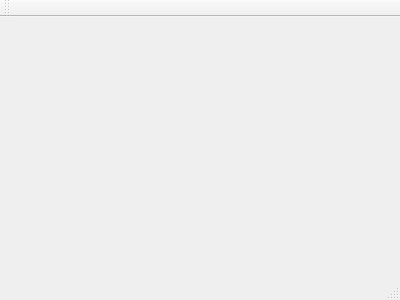
Old version of the form MainWindow.ui in the repository splatterlinge/MapEditor.
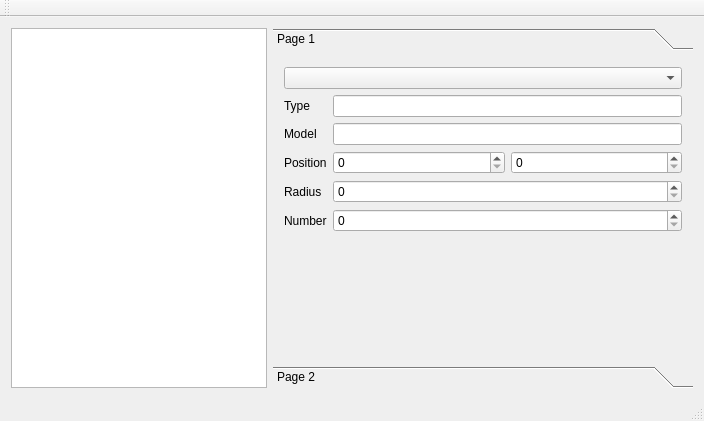
New version of the form.

Commit message: Implement basic layout.

Patch:
```diff
--- a/MainWindow.ui
+++ b/MainWindow.ui
@@ -1,24 +1,156 @@
 <ui version="4.0">
  <class>MainWindow</class>
- <widget class="QMainWindow" name="MainWindow" >
-  <property name="geometry" >
+ <widget class="QMainWindow" name="MainWindow">
+  <property name="geometry">
    <rect>
     <x>0</x>
     <y>0</y>
-    <width>400</width>
-    <height>300</height>
+    <width>704</width>
+    <height>421</height>
    </rect>
   </property>
   <property name="windowTitle" >
    <string>MainWindow</string>
   </property>
-  <widget class="QMenuBar" name="menuBar" />
-  <widget class="QToolBar" name="mainToolBar" />
-  <widget class="QWidget" name="centralWidget" />
-  <widget class="QStatusBar" name="statusBar" />
+  <widget class="QWidget" name="centralWidget">
+   <layout class="QGridLayout" name="gridLayout">
+    <item row="0" column="1">
+     <widget class="QToolBox" name="toolBox">
+      <property name="currentIndex">
+       <number>0</number>
+      </property>
+      <widget class="QWidget" name="vegetationPage">
+       <property name="geometry">
+        <rect>
+         <x>0</x>
+         <y>0</y>
+         <width>427</width>
+         <height>293</height>
+        </rect>
+       </property>
+       <attribute name="label">
+        <string>Page 1</string>
+       </attribute>
+       <layout class="QFormLayout" name="formLayout_2">
+        <property name="fieldGrowthPolicy">
+         <enum>QFormLayout::AllNonFixedFieldsGrow</enum>
+        </property>
+        <item row="0" column="0" colspan="2">
+         <widget class="QComboBox" name="vegetationBox"/>
+        </item>
+        <item row="1" column="0">
+         <widget class="QLabel" name="vegetationTypeLabel">
+          <property name="text">
+           <string>Type</string>
+          </property>
+         </widget>
+        </item>
+        <item row="1" column="1">
+         <widget class="QLineEdit" name="vegetationTypeEdit"/>
+        </item>
+        <item row="2" column="0">
+         <widget class="QLabel" name="vegetationModelLabel">
+          <property name="text">
+           <string>Model</string>
+          </property>
+         </widget>
+        </item>
+        <item row="2" column="1">
+         <widget class="QLineEdit" name="vegetationModelEdit"/>
+        </item>
+        <item row="3" column="0">
+         <widget class="QLabel" name="vegetationPositionLabel">
+          <property name="text">
+           <string>Position</string>
+          </property>
+         </widget>
+        </item>
+        <item row="3" column="1">
+         <layout class="QHBoxLayout" name="vegetationPositionLayout">
+          <item>
+           <widget class="QSpinBox" name="vegetationPositionXSpin"/>
+          </item>
+          <item>
+           <widget class="QSpinBox" name="vegetationPositionYSpin"/>
+          </item>
+         </layout>
+        </item>
+        <item row="4" column="0">
+         <widget class="QLabel" name="vegetationRadiusLabel">
+          <property name="text">
+           <string>Radius</string>
+          </property>
+         </widget>
+        </item>
+        <item row="4" column="1">
+         <widget class="QSpinBox" name="vegetationRadiusSpin"/>
+        </item>
+        <item row="5" column="0">
+         <widget class="QLabel" name="vegetationNumberLabel">
+          <property name="text">
+           <string>Number</string>
+          </property>
+         </widget>
+        </item>
+        <item row="5" column="1">
+         <widget class="QSpinBox" name="vegetationNumberSpin"/>
+        </item>
+       </layout>
+      </widget>
+      <widget class="QWidget" name="page_2">
+       <property name="geometry">
+        <rect>
+         <x>0</x>
+         <y>0</y>
+         <width>427</width>
+         <height>293</height>
+        </rect>
+       </property>
+       <attribute name="label">
+        <string>Page 2</string>
+       </attribute>
+      </widget>
+     </widget>
+    </item>
+    <item row="0" column="0">
+     <widget class="QGraphicsView" name="graphicsView">
+      <property name="sizePolicy">
+       <sizepolicy hsizetype="Fixed" vsizetype="Expanding">
+        <horstretch>0</horstretch>
+        <verstretch>0</verstretch>
+       </sizepolicy>
+      </property>
+      <property name="verticalScrollBarPolicy">
+       <enum>Qt::ScrollBarAsNeeded</enum>
+      </property>
+      <property name="horizontalScrollBarPolicy">
+       <enum>Qt::ScrollBarAlwaysOff</enum>
+      </property>
+     </widget>
+    </item>
+   </layout>
+  </widget>
+  <widget class="QMenuBar" name="menuBar">
+   <property name="geometry">
+    <rect>
+     <x>0</x>
+     <y>0</y>
+     <width>704</width>
+     <height>19</height>
+    </rect>
+   </property>
+  </widget>
+  <widget class="QToolBar" name="mainToolBar">
+   <attribute name="toolBarArea">
+    <enum>TopToolBarArea</enum>
+   </attribute>
+   <attribute name="toolBarBreak">
+    <bool>false</bool>
+   </attribute>
+  </widget>
+  <widget class="QStatusBar" name="statusBar"/>
  </widget>
- <layoutDefault spacing="6" margin="11" />
- <pixmapfunction></pixmapfunction>
+ <layoutdefault spacing="6" margin="11"/>
  <resources/>
  <connections/>
 </ui>
```
Left out of the diff: 3 changed lines with no effect on the pictures. The commit also changes 2 other files.
